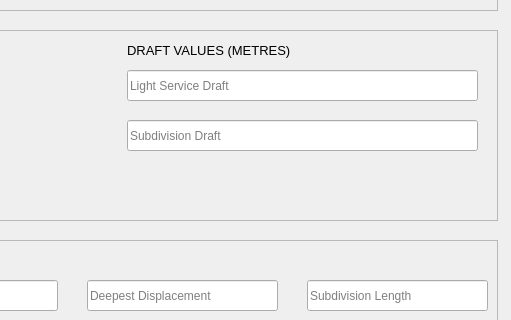
Conoship/pias, file src/app/ui/agentMainWindow.ui: the form before one commit; both pictures show x 373 to 884 and y 90 to 410 of the 884 by 771 pixel window.
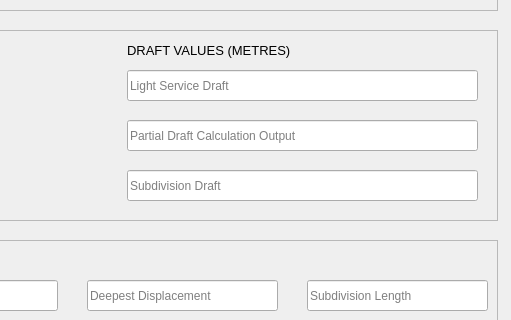
The form after the commit.

```diff
--- a/src/app/ui/agentMainWindow.ui
+++ b/src/app/ui/agentMainWindow.ui
@@ -222,7 +222,7 @@
      <property name="geometry">
       <rect>
        <x>490</x>
-       <y>90</y>
+       <y>140</y>
        <width>351</width>
        <height>31</height>
       </rect>
@@ -274,6 +274,25 @@
       <string>DRAFT VALUES (METRES)</string>
      </property>
     </widget>
+    <widget class="QLineEdit" name="partialSubdivisionLineEdit">
+     <property name="geometry">
+      <rect>
+       <x>490</x>
+       <y>90</y>
+       <width>351</width>
+       <height>31</height>
+      </rect>
+     </property>
+     <property name="readOnly">
+      <bool>true</bool>
+     </property>
+     <property name="placeholderText">
+      <string>Partial Draft Calculation Output</string>
+     </property>
+     <property name="clearButtonEnabled">
+      <bool>false</bool>
+     </property>
+    </widget>
    </widget>
    <widget class="QFrame" name="resultsFrame">
     <property name="geometry">
```
